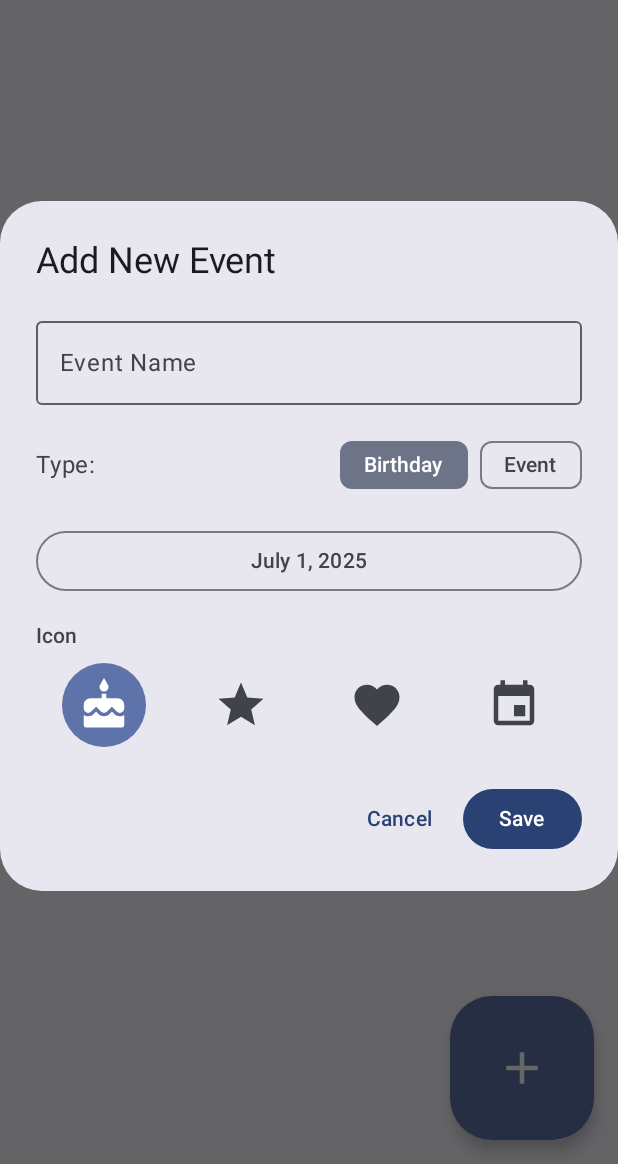
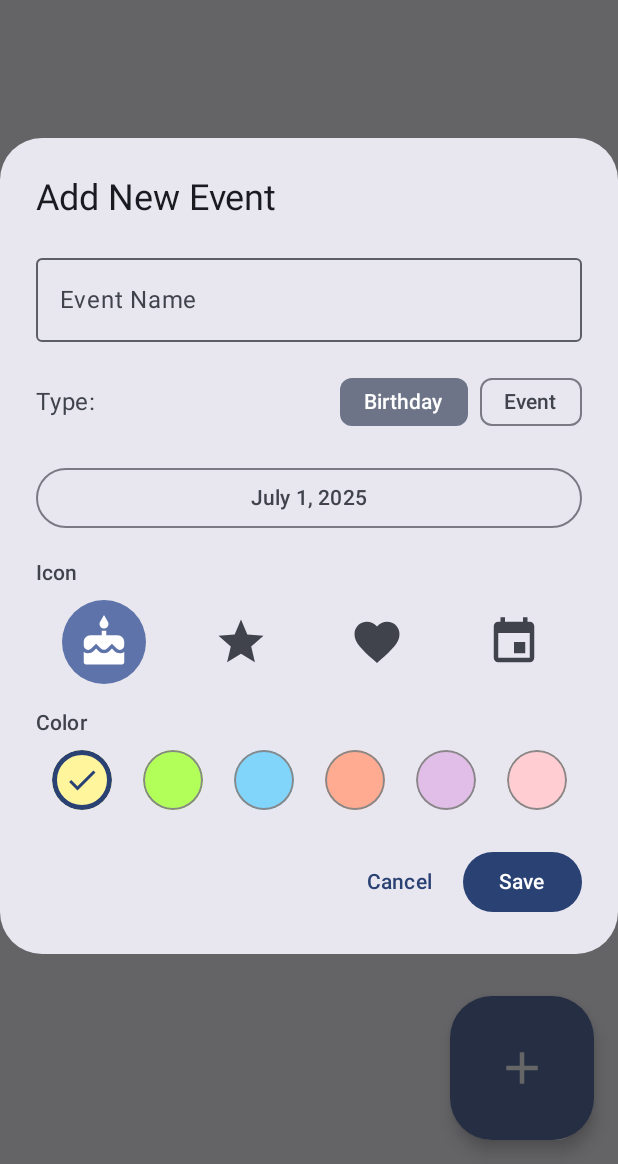
Before and after one commit to Nathan112012/ChronoEcho, an Android app built with Jetpack Compose: the screen it shows after launch (MainActivity), after a tap on "Add Event", on a phone screen of 412 x 824 dp, the part 72-1236 px from its top. Run offline under Robolectric (Android 15) with nearby library versions, the phone set to English and light mode, and no system bars; libraries missing offline, so code that uses them is left out: org.burnoutcrew.reorderable; 1 statement that could not run was skipped.

Commit message:
the animation now works for drag and drop its just bad and color pallate

```diff
--- a/app/src/main/java/com/example/chronoecho/MainActivity.kt
+++ b/app/src/main/java/com/example/chronoecho/MainActivity.kt
@@ -60,11 +60,22 @@ import java.time.format.DateTimeFormatter
 import java.util.*
 import java.util.concurrent.TimeUnit
 import androidx.compose.foundation.border
+import androidx.compose.ui.graphics.toArgb
 
 val Context.dataStore by preferencesDataStore(name = "events")
 val EVENTS_KEY = stringPreferencesKey("events_json")
 val SORT_MODE_KEY = stringPreferencesKey("sort_mode")
 val gson = Gson()
+
+// Add color palette for events
+val eventColorOptions = listOf(
+    Color(0xFFFFF59D), // Yellow
+    Color(0xFFB2FF59), // Green
+    Color(0xFF81D4FA), // Blue
+    Color(0xFFFFAB91), // Orange
+    Color(0xFFE1BEE7), // Purple
+    Color(0xFFFFCDD2)  // Pink
+)
 
 data class Event(
     val id: String = UUID.randomUUID().toString(),
@@ -72,7 +83,7 @@ data class Event(
     val date: Long,
     val isBirthday: Boolean,
     val icon: String,
-    val color: Long? = null // Optional: for future per-event color
+    val color: Long // Now required, not nullable
 )
 
 val iconMap = mapOf(
@@ -593,7 +604,7 @@ fun EventCard(
         modifier = cardModifier,
         elevation = CardDefaults.cardElevation(defaultElevation = elevation),
         shape = RoundedCornerShape(50), // pill shape
-        colors = CardDefaults.cardColors(containerColor = MaterialTheme.colorScheme.surface)
+        colors = CardDefaults.cardColors(containerColor = Color(event.color))
     ) {
         Row(
             modifier = Modifier.padding(16.dp),
@@ -657,6 +668,7 @@ fun AddEditEventDialog(
     var dateMillis by remember { mutableStateOf(initialEvent?.date ?: System.currentTimeMillis()) }
     var showDatePicker by remember { mutableStateOf(false) }
     var selectedIcon by remember { mutableStateOf(initialEvent?.icon ?: iconNames.first()) }
+    var selectedColor by remember { mutableStateOf(initialEvent?.color ?: eventColorOptions.first().toArgb().toLong()) }
     val context = LocalContext.current
 
     val datePickerState = rememberDatePickerState(initialSelectedDateMillis = dateMillis)
@@ -700,6 +712,32 @@ fun AddEditEventDialog(
                             selectedIcon = selectedIcon,
                             onIconSelected = { selectedIcon = it }
                         )
+                        Spacer(Modifier.height(16.dp))
+                        // Color palette picker
+                        Text("Color", style = MaterialTheme.typography.labelLarge)
+                        Spacer(Modifier.height(8.dp))
+                        Row(modifier = Modifier.fillMaxWidth(), horizontalArrangement = Arrangement.SpaceAround) {
+                            eventColorOptions.forEach { colorOption ->
+                                val isSelected = selectedColor == colorOption.toArgb().toLong()
+                                Box(
+                                    modifier = Modifier
+                                        .size(40.dp)
+                                        .clip(CircleShape)
+                                        .background(Color(colorOption.toArgb()))
+                                        .border(
+                                            width = if (isSelected) 3.dp else 1.dp,
+                                            color = if (isSelected) MaterialTheme.colorScheme.primary else Color.Gray,
+                                            shape = CircleShape
+                                        )
+                                        .clickable { selectedColor = colorOption.toArgb().toLong() },
+                                    contentAlignment = Alignment.Center
+                                ) {
+                                    if (isSelected) {
+                                        Icon(Icons.Default.Check, contentDescription = "Selected", tint = MaterialTheme.colorScheme.primary)
+                                    }
+                                }
+                            }
+                        }
                     }
                 }
             }
@@ -714,7 +752,8 @@ fun AddEditEventDialog(
                                 name = name,
                                 date = dateMillis,
                                 isBirthday = isBirthday,
-                                icon = selectedIcon
+                                icon = selectedIcon,
+                                color = selectedColor
                             )
                         )
                     } else {
```
